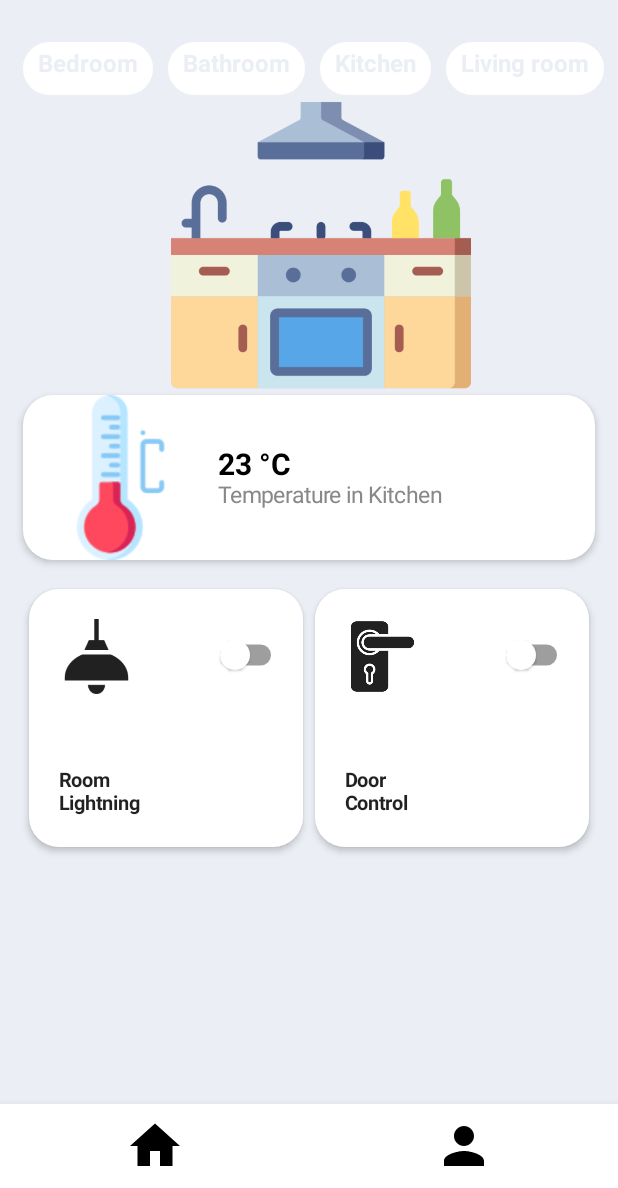
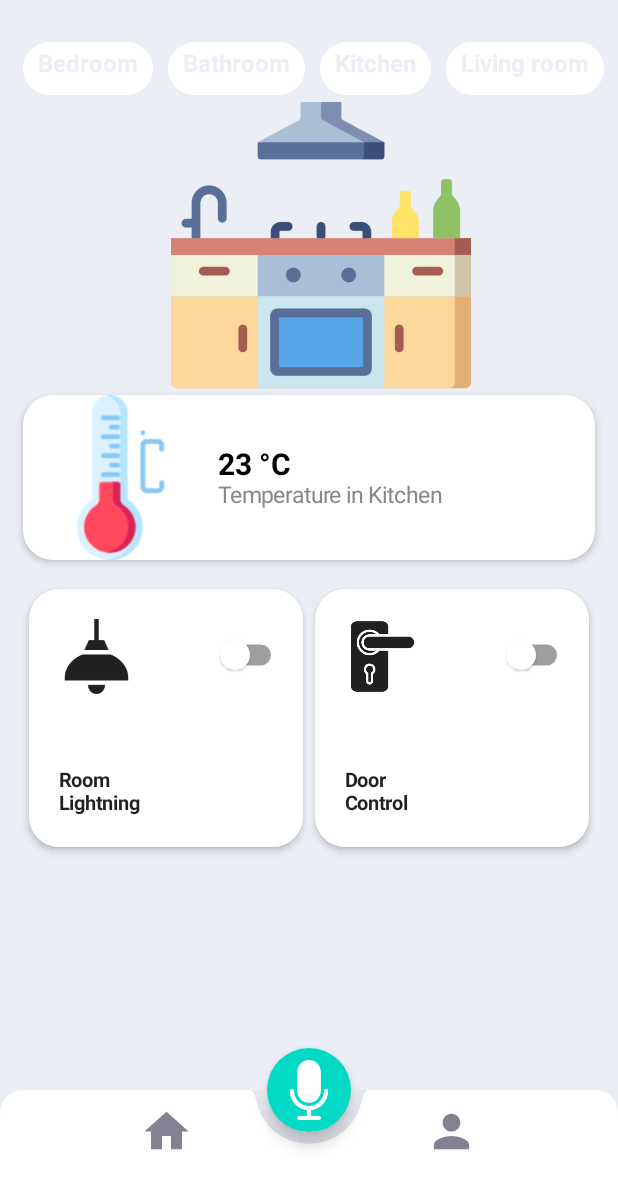
Before and after one commit to SmallestIppoFan/Smart-House, an Android app built with Jetpack Compose: the MainScreen screen opened through its navigation route, on a phone screen of 412 x 824 dp, the part 48-1236 px from its top. Run offline under Robolectric (Android 15) with nearby library versions, the phone set to English and light mode, and no system bars; our stand-ins replace accompanist.

Commit message:
Adding new FAB

```diff
--- a/app/src/main/java/com/example/smarthose/Icons.kt
+++ b/app/src/main/java/com/example/smarthose/Icons.kt
@@ -12,4 +12,6 @@ object Icons {
 
     const val LightningIcon=R.drawable.ceiling_lamp
 
+    const val MicrophoneIcon=R.drawable.microphone
+
 }
--- a/app/src/main/java/com/example/smarthose/screens/home/HomeScreen.kt
+++ b/app/src/main/java/com/example/smarthose/screens/home/HomeScreen.kt
@@ -10,11 +10,11 @@ import androidx.compose.ui.Modifier
 import androidx.compose.ui.res.painterResource
 import androidx.compose.ui.unit.dp
 import com.example.smarthose.ControlBlock
-import com.example.smarthose.ControlBlockItem
 import com.example.smarthose.CustomChipGroup
 import com.example.smarthose.Icons.TemperatureIcon
 import com.example.smarthose.TemperatureBlock
 import com.example.smarthose.ui.theme.BackgroundColor
+import com.example.smarthose.ui.theme.ControlBlockItem
 
 @Composable
 fun HomeScreen() {
--- a/app/src/main/java/com/example/smarthose/screens/main/MainScreen.kt
+++ b/app/src/main/java/com/example/smarthose/screens/main/MainScreen.kt
@@ -1,14 +1,24 @@
 package com.example.smarthose.screens.main
 
 import android.annotation.SuppressLint
+import androidx.compose.foundation.Image
 import androidx.compose.foundation.background
 import androidx.compose.foundation.layout.RowScope
+import androidx.compose.foundation.layout.height
 import androidx.compose.foundation.layout.size
+import androidx.compose.foundation.shape.CircleShape
+import androidx.compose.foundation.shape.RoundedCornerShape
 import androidx.compose.material.*
+import androidx.compose.material.icons.Icons
+import androidx.compose.material.icons.filled.Build
+import androidx.compose.material.icons.filled.Phone
 import androidx.compose.runtime.Composable
 import androidx.compose.runtime.getValue
 import androidx.compose.ui.Modifier
+import androidx.compose.ui.draw.clip
 import androidx.compose.ui.graphics.Color
+import androidx.compose.ui.graphics.ColorFilter
+import androidx.compose.ui.res.painterResource
 import androidx.compose.ui.unit.dp
 import androidx.navigation.NavDestination
 import androidx.navigation.NavDestination.Companion.hierarchy
@@ -16,6 +26,8 @@ import androidx.navigation.NavGraph.Companion.findStartDestination
 import androidx.navigation.NavHostController
 import androidx.navigation.compose.currentBackStackEntryAsState
 import androidx.navigation.compose.rememberNavController
+import com.example.smarthose.BottomNav
+import com.example.smarthose.Icons.MicrophoneIcon
 import com.example.smarthose.TopBar
 import com.example.smarthose.navigation.BottomBarScreen
 import com.example.smarthose.navigation.HomeNavGraph
@@ -25,63 +37,46 @@ import com.example.smarthose.navigation.HomeNavGraph
 fun MainScreen(navController: NavHostController = rememberNavController()) {
     Scaffold(
         topBar = { TopBar() },
-        bottomBar = { BottomBar(navController = navController) }
+        bottomBar = { BottomAppBar(
+            modifier = Modifier
+                .height(65.dp)
+                .clip(RoundedCornerShape(15.dp, 15.dp, 0.dp, 0.dp)),
+            Color.White,
+            cutoutShape = CircleShape,
+            //backgroundColor = Color.White,
+            elevation = 22.dp
+        ) {
+            BottomNav(navController = navController)
+        }
+        },
+        floatingActionButtonPosition = FabPosition.Center,
+        isFloatingActionButtonDocked = true,
+        floatingActionButton = {
+            FloatingActionButton(
+                shape = CircleShape,
+                onClick = {
+                    BottomBarScreen.Voice.route?.let {
+                        navController.navigate(it) {
+                            popUpTo(navController.graph.findStartDestination().id) {
+                                saveState = true
+                            }
+                            launchSingleTop = true
+                            restoreState = true
+                        }
+                    }
+                    BottomBarScreen.Voice.route?.let { navController.navigate(it) }
+                },
+                contentColor = Color.White
+            ) {
+                Image(
+                    painter = painterResource(id = MicrophoneIcon),
+                    contentDescription = "Icon of micro",
+                    modifier = Modifier.size(40.dp),
+                    colorFilter = ColorFilter.tint(Color.White)
+                )
+            }
+        }
     ) {
         HomeNavGraph(navController = navController)
     }
 }
-
-@Composable
-fun BottomBar(navController: NavHostController) {
-    val screens= listOf(
-        BottomBarScreen.Home,
-        BottomBarScreen.User,
-    )
-    val navBackStackEntry by navController.currentBackStackEntryAsState()
-    val currentDestination = navBackStackEntry?.destination
-
-    val  bottomBarDestination = screens.any{
-        it.route==currentDestination?.route
-    }
-    if (bottomBarDestination){
-        BottomNavigation {
-            screens.forEach { screens ->
-                AddItem(
-                    screen = screens,
-                    currentDestination = currentDestination,
-                    navController = navController
-                )
-            }
-        }
-    }
-}
-
-@Composable
-fun RowScope.AddItem(
-    screen: BottomBarScreen,
-    currentDestination: NavDestination?,
-    navController: NavHostController
-) {
-    BottomNavigationItem(
-        modifier = Modifier.background(Color.White),
-        icon = {
-            screen.icon?.let {
-                Icon(imageVector = it,
-                    contentDescription = "Nav item",
-                    tint = Color.Black,
-                    modifier = Modifier.size(40.dp)
-                )
-            }
-    },
-        selected = currentDestination?.hierarchy?.any {
-            it.route == screen.route
-        } == true,
-        unselectedContentColor = Color.White,
-        onClick = {
-            navController.navigate(screen.route) {
-                popUpTo(navController.graph.findStartDestination().id)
-                launchSingleTop = true
-            }
-        }
-    )
-}
--- /dev/null
+++ b/app/src/main/java/com/example/smarthose/ui/theme/ControlBlockItem.kt
@@ -0,0 +1,8 @@
+package com.example.smarthose.ui.theme
+
+import com.example.smarthose.R
+
+sealed class ControlBlockItem(var title:String,var icon:Int){
+    object LightningBlock: ControlBlockItem("Room \nLightning", R.drawable.ceiling_lamp)
+    object DoorBlock: ControlBlockItem("Door \nControl", R.drawable.door_handle)
+}
--- a/app/src/main/java/com/example/smarthose/utils.kt
+++ b/app/src/main/java/com/example/smarthose/utils.kt
@@ -25,7 +25,12 @@ import androidx.compose.ui.text.font.FontWeight
 import androidx.compose.ui.unit.Dp
 import androidx.compose.ui.unit.dp
 import androidx.compose.ui.unit.sp
+import androidx.navigation.NavController
+import androidx.navigation.NavDestination.Companion.hierarchy
+import androidx.navigation.NavGraph.Companion.findStartDestination
+import androidx.navigation.compose.currentBackStackEntryAsState
 import com.example.smarthose.Icons.KitchenIcon
+import com.example.smarthose.navigation.BottomBarScreen
 import com.example.smarthose.ui.theme.BackgroundColor
 
 @Composable
@@ -252,7 +257,56 @@ fun ControlBlock(
         }
     }
 }
-sealed class ControlBlockItem(var title:String,var icon:Int){
-    object LightningBlock:ControlBlockItem("Room \nLightning", R.drawable.ceiling_lamp)
-    object DoorBlock:ControlBlockItem("Door \nControl", R.drawable.door_handle)
+
+@Composable
+fun BottomNav(navController: NavController) {
+    val items= listOf(
+        BottomBarScreen.Home,
+        BottomBarScreen.User
+    )
+    val navBackStackEntry by navController.currentBackStackEntryAsState()
+    val currentRoute = navBackStackEntry?.destination
+    BottomNavigation(
+        modifier = Modifier
+            .padding(12.dp, 0.dp, 12.dp, 0.dp)
+            .height(100.dp),
+        backgroundColor = Color.White,
+        elevation = 0.dp
+    ) {
+        items.forEach {
+            BottomNavigationItem(
+                icon = {
+                    it.icon?.let {
+                        Icon(
+                            imageVector = it,
+                            contentDescription = "",
+                            modifier = Modifier.size(35.dp),
+                            //tint = Color.Gray
+
+                        )
+                    }
+                },
+                selected = currentRoute?.hierarchy?.any { it.route == it.route } == true,
+                selectedContentColor = Color(R.color.purple_700),
+                unselectedContentColor = Color.White.copy(alpha = 0.4f),
+                onClick = {
+                    it.route?.let { it1 ->
+                        navController.navigate(it1) {
+                            // Pop up to the start destination of the graph to
+                            // avoid building up a large stack of destinations
+                            // on the back stack as users select items
+                            popUpTo(navController.graph.findStartDestination().id) {
+                                saveState = true
+                            }
+                            // Avoid multiple copies of the same destination when
+                            // reselecting the same item
+                            launchSingleTop = true
+                            // Restore state when reselecting a previously selected item
+                            restoreState = true
+                        }
+                    }
+                }
+            )
+        }
+    }
 }
```
Also changed, not shown: app/src/main/res/drawable/microphone.png (added).
